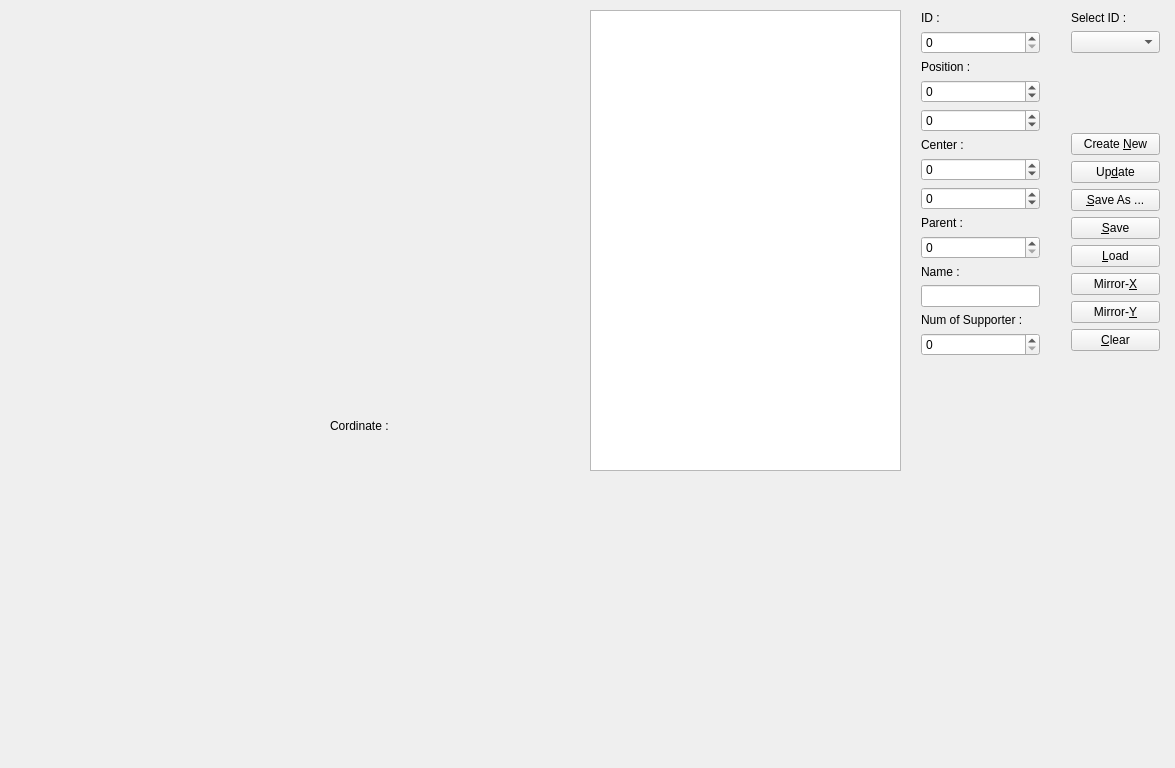
Above: Formation/mainwindow.ui from alipiry/PlanEditor before the change. Below: the same form after it.
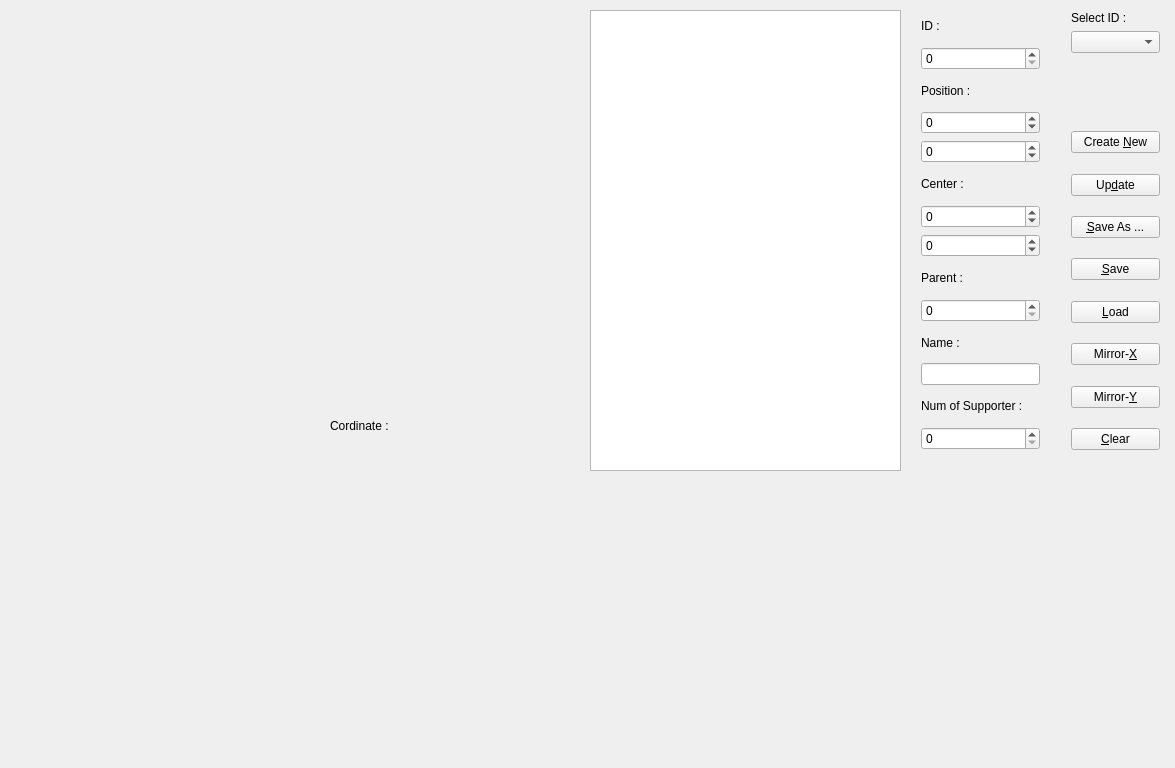
That is the form after the change.

Commit message: Update viewList in formation tab

```diff
--- a/Formation/mainwindow.ui
+++ b/Formation/mainwindow.ui
@@ -20,7 +20,7 @@
       <x>910</x>
       <y>0</y>
       <width>141</width>
-      <height>471</height>
+      <height>461</height>
      </rect>
     </property>
     <layout class="QVBoxLayout" name="verticalLayout">
@@ -126,19 +126,6 @@
      <item>
       <widget class="QSpinBox" name="NumOfSup"/>
      </item>
-     <item>
-      <spacer name="verticalSpacer">
-       <property name="orientation">
-        <enum>Qt::Vertical</enum>
-       </property>
-       <property name="sizeHint" stdset="0">
-        <size>
-         <width>20</width>
-         <height>40</height>
-        </size>
-       </property>
-      </spacer>
-     </item>
     </layout>
    </widget>
    <widget class="QLabel" name="label_5">
@@ -173,7 +160,7 @@
       <x>1060</x>
       <y>0</y>
       <width>111</width>
-      <height>362</height>
+      <height>461</height>
      </rect>
     </property>
     <layout class="QVBoxLayout" name="verticalLayout_2">
@@ -200,6 +187,58 @@
        </property>
       </spacer>
      </item>
+     <item>
+      <spacer name="verticalSpacer_10">
+       <property name="orientation">
+        <enum>Qt::Vertical</enum>
+       </property>
+       <property name="sizeHint" stdset="0">
+        <size>
+         <width>20</width>
+         <height>40</height>
+        </size>
+       </property>
+      </spacer>
+     </item>
+     <item>
+      <spacer name="verticalSpacer_11">
+       <property name="orientation">
+        <enum>Qt::Vertical</enum>
+       </property>
+       <property name="sizeHint" stdset="0">
+        <size>
+         <width>20</width>
+         <height>40</height>
+        </size>
+       </property>
+      </spacer>
+     </item>
+     <item>
+      <spacer name="verticalSpacer_12">
+       <property name="orientation">
+        <enum>Qt::Vertical</enum>
+       </property>
+       <property name="sizeHint" stdset="0">
+        <size>
+         <width>20</width>
+         <height>40</height>
+        </size>
+       </property>
+      </spacer>
+     </item>
+     <item>
+      <spacer name="verticalSpacer_13">
+       <property name="orientation">
+        <enum>Qt::Vertical</enum>
+       </property>
+       <property name="sizeHint" stdset="0">
+        <size>
+         <width>20</width>
+         <height>40</height>
+        </size>
+       </property>
+      </spacer>
+     </item>
      <item>
       <widget class="QPushButton" name="createNew">
        <property name="text">
@@ -207,6 +246,19 @@
        </property>
       </widget>
      </item>
+     <item>
+      <spacer name="verticalSpacer_3">
+       <property name="orientation">
+        <enum>Qt::Vertical</enum>
+       </property>
+       <property name="sizeHint" stdset="0">
+        <size>
+         <width>20</width>
+         <height>40</height>
+        </size>
+       </property>
+      </spacer>
+     </item>
      <item>
       <widget class="QPushButton" name="update">
        <property name="text">
@@ -214,6 +266,19 @@
        </property>
       </widget>
      </item>
+     <item>
+      <spacer name="verticalSpacer_4">
+       <property name="orientation">
+        <enum>Qt::Vertical</enum>
+       </property>
+       <property name="sizeHint" stdset="0">
+        <size>
+         <width>20</width>
+         <height>40</height>
+        </size>
+       </property>
+      </spacer>
+     </item>
      <item>
       <widget class="QPushButton" name="save">
        <property name="text">
@@ -221,6 +286,19 @@
        </property>
       </widget>
      </item>
+     <item>
+      <spacer name="verticalSpacer_5">
+       <property name="orientation">
+        <enum>Qt::Vertical</enum>
+       </property>
+       <property name="sizeHint" stdset="0">
+        <size>
+         <width>20</width>
+         <height>40</height>
+        </size>
+       </property>
+      </spacer>
+     </item>
      <item>
       <widget class="QPushButton" name="simpleSave">
        <property name="text">
@@ -228,6 +306,19 @@
        </property>
       </widget>
      </item>
+     <item>
+      <spacer name="verticalSpacer_6">
+       <property name="orientation">
+        <enum>Qt::Vertical</enum>
+       </property>
+       <property name="sizeHint" stdset="0">
+        <size>
+         <width>20</width>
+         <height>40</height>
+        </size>
+       </property>
+      </spacer>
+     </item>
      <item>
       <widget class="QPushButton" name="load">
        <property name="text">
@@ -235,6 +326,19 @@
        </property>
       </widget>
      </item>
+     <item>
+      <spacer name="verticalSpacer_7">
+       <property name="orientation">
+        <enum>Qt::Vertical</enum>
+       </property>
+       <property name="sizeHint" stdset="0">
+        <size>
+         <width>20</width>
+         <height>40</height>
+        </size>
+       </property>
+      </spacer>
+     </item>
      <item>
       <widget class="QPushButton" name="mirrorX">
        <property name="text">
@@ -242,6 +346,19 @@
        </property>
       </widget>
      </item>
+     <item>
+      <spacer name="verticalSpacer_8">
+       <property name="orientation">
+        <enum>Qt::Vertical</enum>
+       </property>
+       <property name="sizeHint" stdset="0">
+        <size>
+         <width>20</width>
+         <height>40</height>
+        </size>
+       </property>
+      </spacer>
+     </item>
      <item>
       <widget class="QPushButton" name="mirrorY">
        <property name="text">
@@ -249,6 +366,19 @@
        </property>
       </widget>
      </item>
+     <item>
+      <spacer name="verticalSpacer_9">
+       <property name="orientation">
+        <enum>Qt::Vertical</enum>
+       </property>
+       <property name="sizeHint" stdset="0">
+        <size>
+         <width>20</width>
+         <height>40</height>
+        </size>
+       </property>
+      </spacer>
+     </item>
      <item>
       <widget class="QPushButton" name="clear">
        <property name="text">
```
The commit also changes 3 other files.
